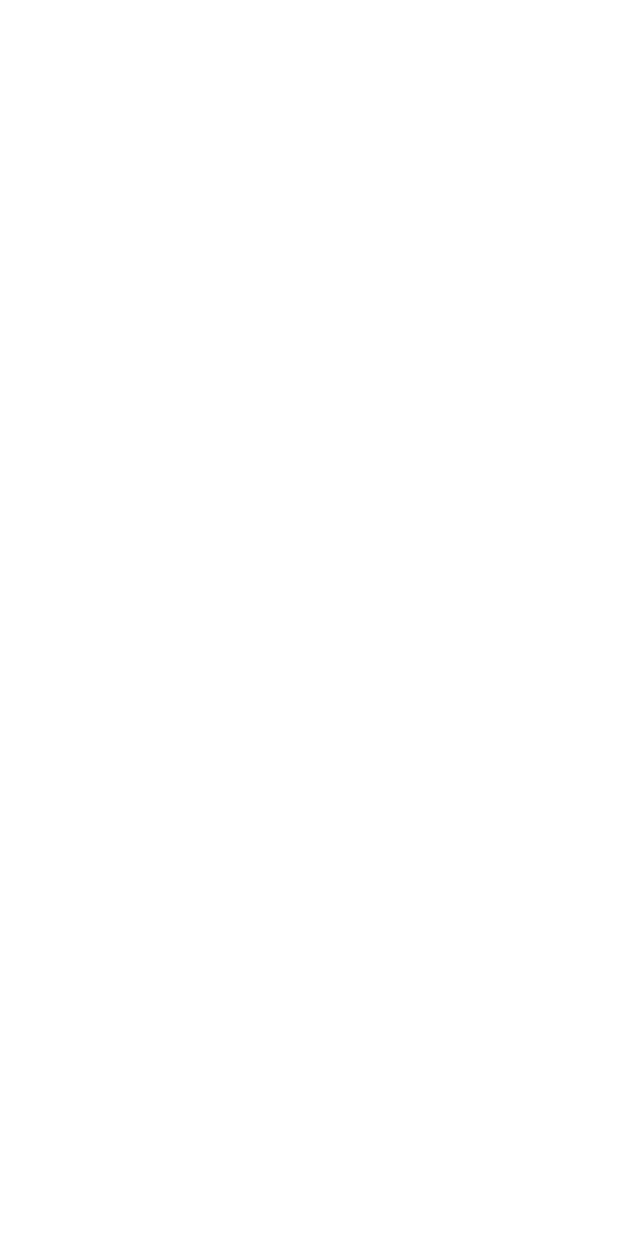
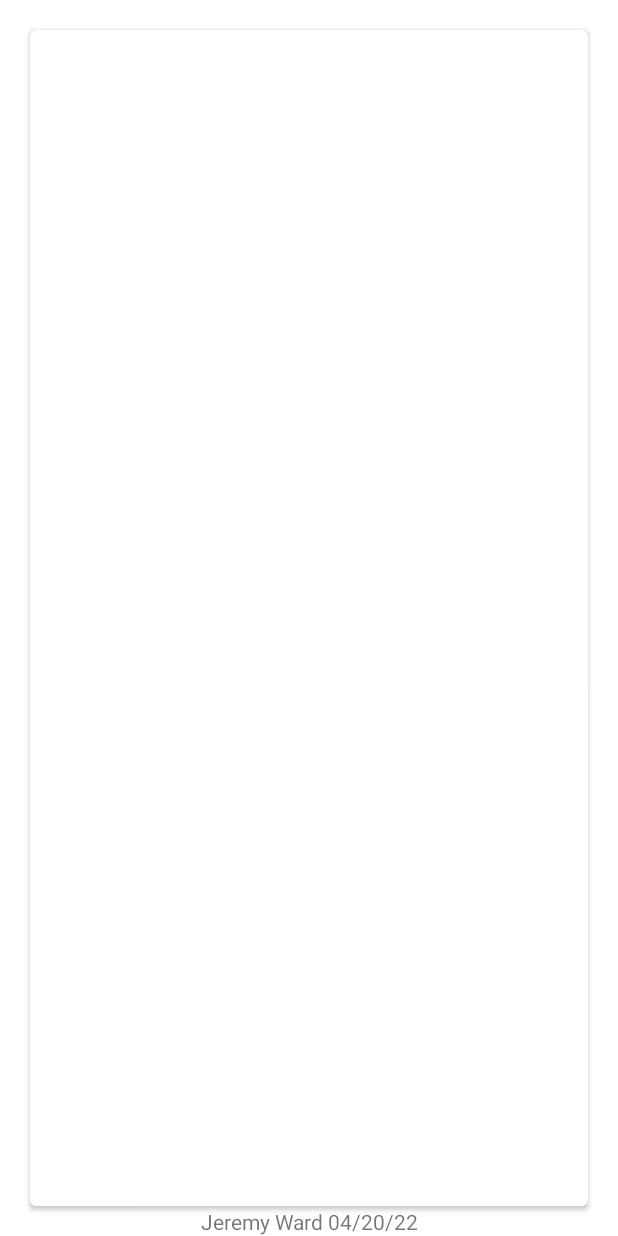
Before and after one commit to Exochos/AD340JeremyWardWeeklyAssignments, an Android app: the SecondActivity screen opened directly, with no data from a screen before it, on a phone screen of 412 x 824 dp. Before the commit the screen is empty. Run offline under Robolectric (Android 15) with nearby library versions, the phone set to English and light mode, and no system bars; 1 statement that could not run was skipped.

Commit message:
Stuff
Stuff

```diff
--- a/app/src/main/java/com/example/ad340jeremywardweeklyassignments/SecondActivity.java
+++ b/app/src/main/java/com/example/ad340jeremywardweeklyassignments/SecondActivity.java
@@ -1,6 +1,25 @@
 package com.example.ad340jeremywardweeklyassignments;
 
 import android.app.Activity;
+import android.content.Intent;
+import android.os.Bundle;
+import android.view.View;
+import android.widget.Button;
 
 public class SecondActivity extends Activity {
+    Button button;
+
+
+    protected void onCreate(Bundle savedInstanceState) {
+        super.onCreate(savedInstanceState);
+        setContentView(R.layout.activity_second);
+        button = (Button)findViewById(R.id.goToAnotherActivity);
+        button.setOnClickListener(new View.OnClickListener() {
+            @Override
+            public void onClick(View v) {
+                Intent myIntent = new Intent(SecondActivity.this, MainActivity.class);
+                SecondActivity.this.startActivity(myIntent);
+            }
+        });
+    }
 }
--- /dev/null
+++ b/app/src/main/res/layout/activity_second.xml
@@ -0,0 +1,42 @@
+<?xml version="1.0" encoding="utf-8"?>
+
+<androidx.constraintlayout.widget.ConstraintLayout xmlns:android="http://schemas.android.com/apk/res/android"
+    xmlns:app="http://schemas.android.com/apk/res-auto"
+    xmlns:tools="http://schemas.android.com/tools"
+    android:layout_width="match_parent"
+    android:layout_height="match_parent"
+    tools:context=".SecondActivity">
+
+
+
+    <!-- A CardView that contains a TextView -->
+    <androidx.cardview.widget.CardView
+        xmlns:card_view="http://schemas.android.com/apk/res-auto"
+        android:id="@+id/card_view"
+        android:layout_gravity="center"
+        android:layout_width="fill_parent"
+        android:layout_height="fill_parent"
+        android:layout_margin="20dp"
+        android:padding="10dp"
+        card_view:cardCornerRadius="4dp">
+
+        <TextView
+            android:id="@+id/info_text"
+            android:layout_width="match_parent"
+            android:layout_height="match_parent" />
+
+    </androidx.cardview.widget.CardView>
+
+    <TextView
+        android:layout_width="wrap_content"
+        android:layout_height="wrap_content"
+        android:id="@+id/FormLabel"
+        android:text="@string/personal"
+        app:layout_constraintBottom_toBottomOf="parent"
+        app:layout_constraintEnd_toEndOf="parent"
+        app:layout_constraintStart_toStartOf="parent"
+        android:layout_gravity="center"
+        android:gravity="center_horizontal"
+        />
+
+</androidx.constraintlayout.widget.ConstraintLayout>
```
Also changed, not shown: app/src/main/res/drawable/pup.jpg (added).
